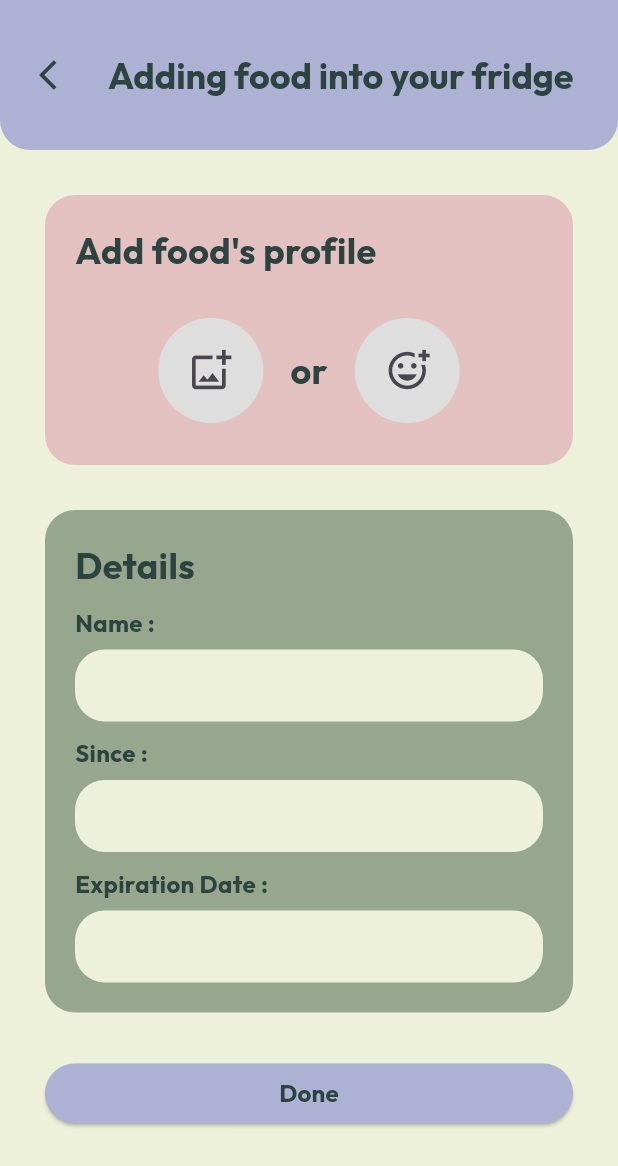
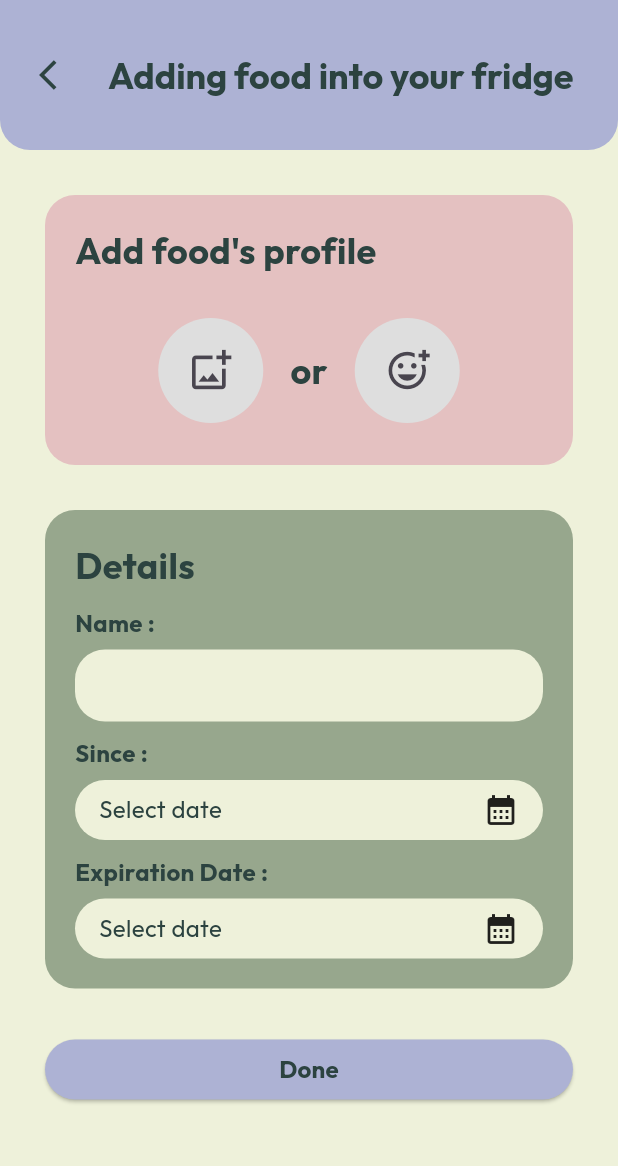
Before and after one commit to ttaaeee69/Freshly, a Flutter app: the AddIngredientPage screen opened directly, on a phone screen of 412 x 824 dp. Shown: the top 1166 px of the screen. Run offline on Flutter 3.47's test engine with Material 3 defaults, Android fonts, the light colour scheme and no system bars; our stand-ins replace cloud_firestore, firebase_core, google_fonts, hexcolor; accounts and stored records are empty.

Commit message:
udpate "add ingredient" page

```diff
--- a/freshly/lib/pages/add_ingredient.dart
+++ b/freshly/lib/pages/add_ingredient.dart
@@ -1,8 +1,17 @@
 import 'package:flutter/material.dart';
 import 'package:hexcolor/hexcolor.dart';
+import 'package:intl/intl.dart';
 
-class AddIngredientPage extends StatelessWidget {
+class AddIngredientPage extends StatefulWidget {
   const AddIngredientPage({super.key});
+
+  @override
+  State<AddIngredientPage> createState() => _AddIngredientPageState();
+}
+
+class _AddIngredientPageState extends State<AddIngredientPage> {
+  DateTime? sinceDate;
+  DateTime? expirationDate;
 
   @override
   Widget build(BuildContext context) {
@@ -146,7 +155,7 @@ class AddIngredientPage extends StatelessWidget {
                           ),
                         ),
                         style: TextStyle(
-                          fontSize: 14,
+                          fontSize: 16,
                           color: HexColor("#2C4340"),
                         ),
                       ),
@@ -159,22 +168,43 @@ class AddIngredientPage extends StatelessWidget {
                         ),
                       ),
                       const SizedBox(height: 6),
-                      TextField(
-                        decoration: InputDecoration(
-                          filled: true,
-                          fillColor: HexColor("#EEF1DA"),
-                          contentPadding: const EdgeInsets.symmetric(
+                      GestureDetector(
+                        onTap: () async {
+                          DateTime? selectedDate = await showDatePicker(
+                            context: context,
+                            initialDate: DateTime.now(),
+                            firstDate: DateTime(2000),
+                            lastDate: DateTime(2100),
+                          );
+                          if (selectedDate != null) {
+                            setState(() => sinceDate = selectedDate);
+                          }
+                        },
+                        child: Container(
+                          padding: const EdgeInsets.symmetric(
                             vertical: 8.0,
                             horizontal: 16.0,
                           ),
-                          border: OutlineInputBorder(
-                            borderRadius: BorderRadius.all(Radius.circular(20)),
-                            borderSide: BorderSide.none,
+                          decoration: BoxDecoration(
+                            color: HexColor("#EEF1DA"),
+                            borderRadius: BorderRadius.circular(20),
                           ),
-                        ),
-                        style: TextStyle(
-                          fontSize: 14,
-                          color: HexColor("#2C4340"),
+                          child: Row(
+                            mainAxisAlignment: MainAxisAlignment.spaceBetween,
+                            children: [
+                              Text(
+                                sinceDate != null
+                                    ? DateFormat("dd/MM/yyyy")
+                                        .format(sinceDate!)
+                                    : "Select date",
+                                style: TextStyle(
+                                  fontSize: 16,
+                                  color: HexColor("#2C4340"),
+                                ),
+                              ),
+                              Icon(Icons.calendar_month),
+                            ],
+                          ),
                         ),
                       ),
                       SizedBox(height: 10),
@@ -186,22 +216,43 @@ class AddIngredientPage extends StatelessWidget {
                         ),
                       ),
                       const SizedBox(height: 6),
-                      TextField(
-                        decoration: InputDecoration(
-                          filled: true,
-                          fillColor: HexColor("#EEF1DA"),
-                          contentPadding: const EdgeInsets.symmetric(
+                      GestureDetector(
+                        onTap: () async {
+                          DateTime? selectedDate = await showDatePicker(
+                            context: context,
+                            initialDate: DateTime.now(),
+                            firstDate: DateTime(2000),
+                            lastDate: DateTime(2100),
+                          );
+                          if (selectedDate != null) {
+                            setState(() => expirationDate = selectedDate);
+                          }
+                        },
+                        child: Container(
+                          padding: const EdgeInsets.symmetric(
                             vertical: 8.0,
                             horizontal: 16.0,
                           ),
-                          border: OutlineInputBorder(
-                            borderRadius: BorderRadius.all(Radius.circular(20)),
-                            borderSide: BorderSide.none,
+                          decoration: BoxDecoration(
+                            color: HexColor("#EEF1DA"),
+                            borderRadius: BorderRadius.circular(20),
                           ),
-                        ),
-                        style: TextStyle(
-                          fontSize: 14,
-                          color: HexColor("#2C4340"),
+                          child: Row(
+                            mainAxisAlignment: MainAxisAlignment.spaceBetween,
+                            children: [
+                              Text(
+                                expirationDate != null
+                                    ? DateFormat("dd/MM/yyyy")
+                                        .format(expirationDate!)
+                                    : "Select date",
+                                style: TextStyle(
+                                  fontSize: 16,
+                                  color: HexColor("#2C4340"),
+                                ),
+                              ),
+                              Icon(Icons.calendar_month),
+                            ],
+                          ),
                         ),
                       ),
                     ],
```
